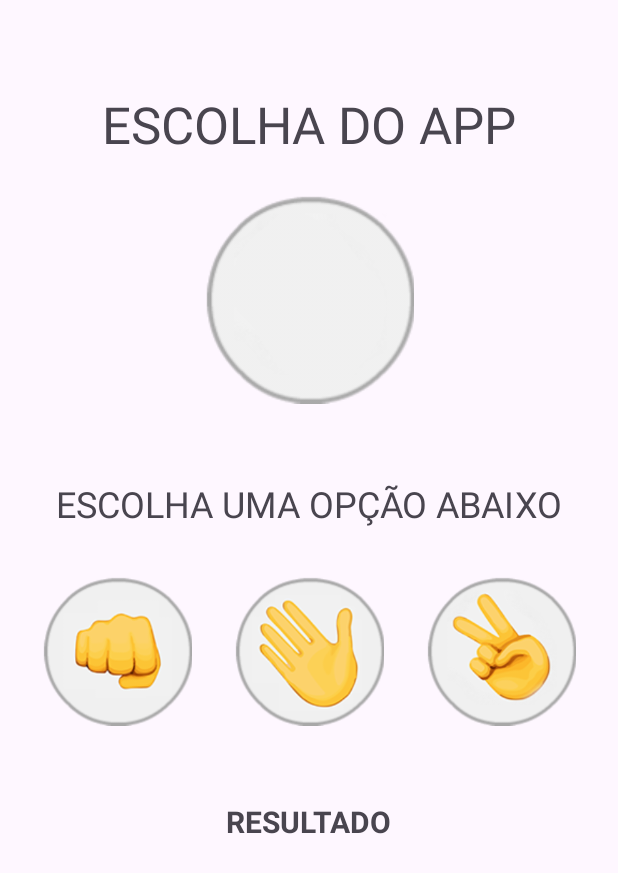
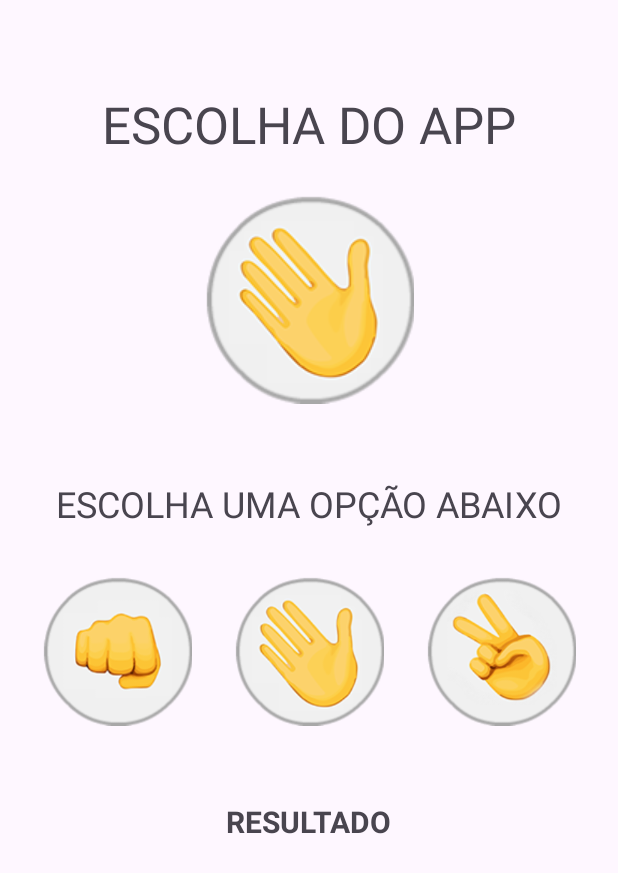
Before and after one commit to arttt95/jokenpo, an Android app: the screen it shows after launch (MainActivity), after a tap on an icon or button, on a phone screen of 412 x 824 dp. Shown: the top 873 px of the screen. Run offline under Robolectric (Android 15) with nearby library versions, the phone set to English and light mode, and no system bars; 2 other taps on this screen came first.

Commit message:
28NOV24 - Aula 53 AS - #App Jokenpô (Gerando escolhas aleatórias e adicionando imagem a um item).

```diff
--- a/app/src/main/java/com/arttt95/jokenpo/MainActivity.java
+++ b/app/src/main/java/com/arttt95/jokenpo/MainActivity.java
@@ -2,12 +2,15 @@ package com.arttt95.jokenpo;
 
 import android.os.Bundle;
 import android.view.View;
+import android.widget.ImageView;
 
 import androidx.activity.EdgeToEdge;
 import androidx.appcompat.app.AppCompatActivity;
 import androidx.core.graphics.Insets;
 import androidx.core.view.ViewCompat;
 import androidx.core.view.WindowInsetsCompat;
+
+import java.util.Random;
 
 public class MainActivity extends AppCompatActivity {
 
@@ -47,9 +50,42 @@ public class MainActivity extends AppCompatActivity {
 
     }
 
+    private String gerarEscolhaAleatoriaApp() {
+
+        Random random = new Random();
+        int numeroAleatorio = random.nextInt(3); // 0, 1 e 2
+
+        String[] opcoes = {"Pedra", "Papel" , "Tesoura"};
+
+        String escolhaApp = opcoes[numeroAleatorio];
+
+        ImageView imagemEscolhaApp = findViewById(R.id.image_escolhaApp);
+
+        switch (escolhaApp) {
+
+            case "Pedra":
+                imagemEscolhaApp.setImageResource(R.drawable.pedra);
+                break;
+            case "Papel":
+                imagemEscolhaApp.setImageResource(R.drawable.papel);
+                break;
+            case "Tesoura":
+                imagemEscolhaApp.setImageResource(R.drawable.tesoura);
+                break;
+            default:
+                imagemEscolhaApp.setImageResource(R.drawable.padrao);
+        }
+
+        return escolhaApp;
+
+    }
+
     private void verificarGanhador(String escolhaUsuario) {
 
-        System.out.println("Item clicado: " + escolhaUsuario);
+        String escolhaApp = gerarEscolhaAleatoriaApp();
+
+//        System.out.println("Item clicado: " + escolhaUsuario);
 
     }
+
 }
--- a/app/src/main/res/layout/activity_main.xml
+++ b/app/src/main/res/layout/activity_main.xml
@@ -20,7 +20,7 @@
         app:layout_constraintTop_toTopOf="parent" />
 
     <ImageView
-        android:id="@+id/imageView"
+        android:id="@+id/image_escolhaApp"
         android:layout_width="140dp"
         android:layout_height="140dp"
         android:layout_marginTop="24dp"
@@ -40,7 +40,7 @@
         app:layout_constraintEnd_toEndOf="parent"
         app:layout_constraintHorizontal_bias="0.5"
         app:layout_constraintStart_toStartOf="parent"
-        app:layout_constraintTop_toBottomOf="@+id/imageView" />
+        app:layout_constraintTop_toBottomOf="@+id/image_escolhaApp" />
 
     <ImageView
         android:id="@+id/imageView2"
```
